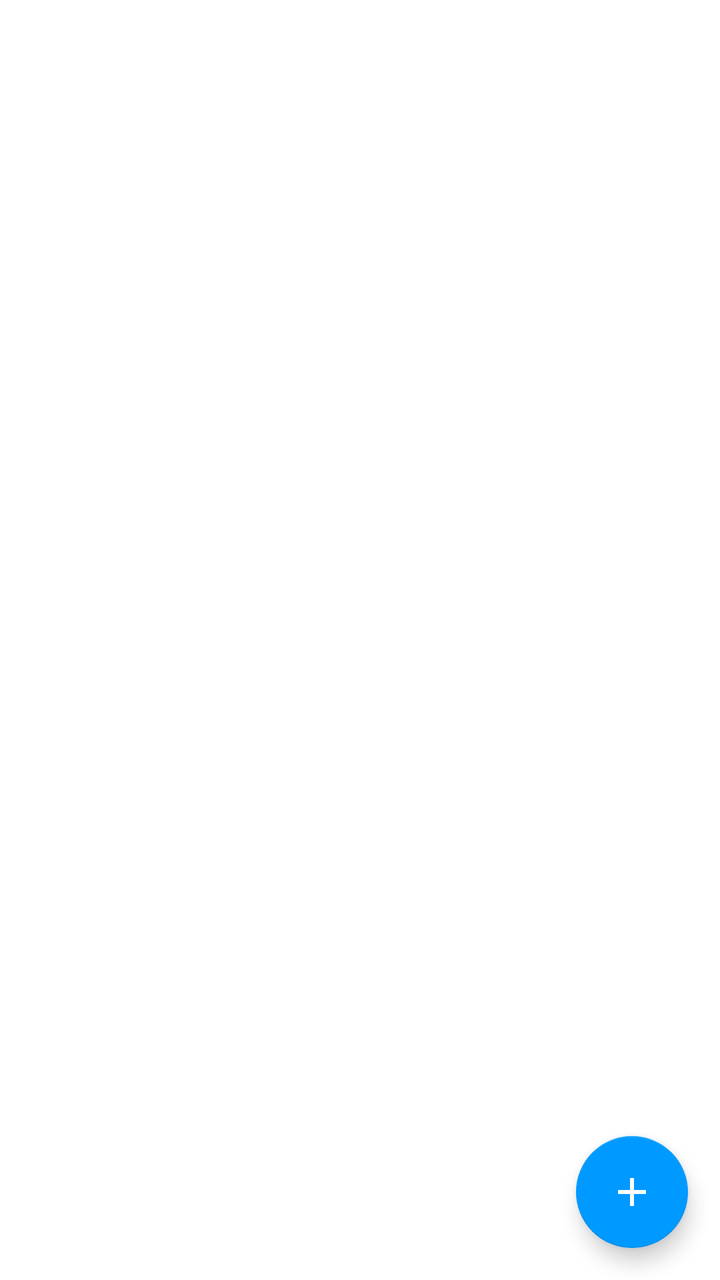
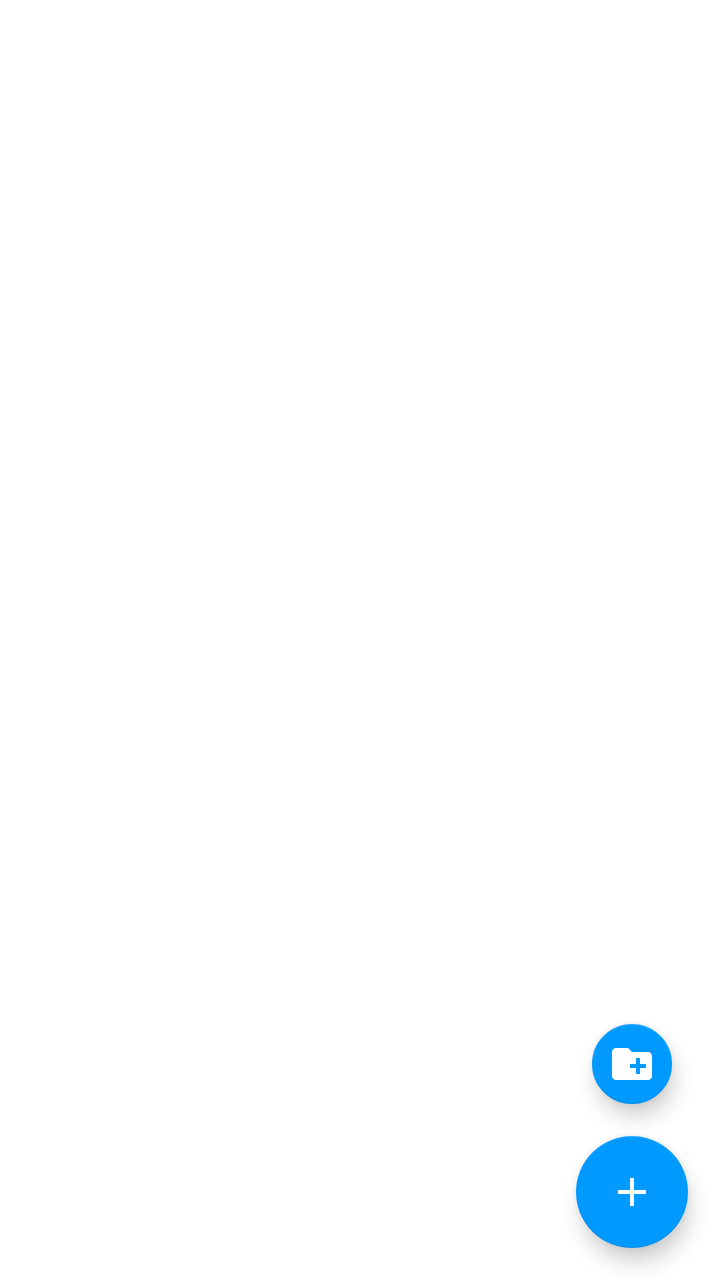

Two renders of the same Android screen: before a commit and after it. Below are the layout's source before the change and the commit's diff.
<!-- AndroidManifest.xml: application theme AppTheme -->
<!-- res/layout/fragment_apps_list.xml -->
<?xml version="1.0" encoding="utf-8"?>
<FrameLayout xmlns:android="http://schemas.android.com/apk/res/android"
    xmlns:app="http://schemas.android.com/apk/res-auto"
    android:layout_width="match_parent"
    android:layout_height="match_parent">

    <GridView
        android:id="@+id/list"
        android:layout_width="match_parent"
        android:layout_height="match_parent"
        android:clipToPadding="false"
        android:horizontalSpacing="4dp"
        android:numColumns="4"
        android:paddingStart="6dp"
        android:paddingTop="8dp"
        android:paddingEnd="6dp"
        android:paddingBottom="88dp"
        android:scrollbars="none"
        android:stretchMode="columnWidth"
        android:verticalSpacing="14dp" />

    <TextView
        android:id="@+id/empty"
        android:layout_width="wrap_content"
        android:layout_height="wrap_content"
        android:layout_gravity="center_horizontal"
        android:layout_marginTop="10dp"
        android:text="@string/no_data_for_display"
        android:textColor="@android:color/white"
        android:textSize="18sp" />

    <com.google.android.material.floatingactionbutton.FloatingActionButton
        android:id="@+id/floating_action_button"
        android:layout_width="wrap_content"
        android:layout_height="wrap_content"
        android:layout_gravity="end|bottom"
        android:layout_margin="16dp"
        app:srcCompat="@drawable/ic_add_white" />
</FrameLayout>
<!-- resources referenced by this layout -->
<resources>
  <!-- drawable ic_add_white (drawable) -->
  <vector xmlns:android="http://schemas.android.com/apk/res/android"
      xmlns:tools="http://schemas.android.com/tools"
      android:width="24dp"
      android:height="24dp"
      android:viewportWidth="24"
      android:viewportHeight="24">
      <path
          android:fillColor="#FFFFFFFF"
          tools:fillColor="#000"
          android:pathData="M19,13h-6v6h-2v-6H5v-2h6V5h2v6h6v2z" />
  </vector>
  <string name="no_data_for_display">No data</string>
  <color name="primary">#000000</color>
  <color name="primary_dark">#000000</color>
  <color name="accent">#0099ff</color>
  <color name="background">#000000</color>
  <style name="ButtonStyle" parent="Widget.AppCompat.Button.Colored">
          <item name="android:minHeight">38dp</item>
          <item name="android:textStyle">bold</item>
          <item name="android:paddingLeft">6dp</item>
          <item name="android:paddingRight">6dp</item>
          <item name="android:elevation" tools:targetApi="lollipop">1dp</item>
          <item name="android:background">@drawable/bg_button</item>
      </style>
  <style name="Widget.AppTheme.TextView" parent="Widget.AppCompat.TextView">
          <item name="android:textStyle">bold</item>
      </style>
  <!-- drawable apex_app_bg (drawable) -->
  <?xml version="1.0" encoding="utf-8"?>
  <drawable xmlns:android="http://schemas.android.com/apk/res/android"
      class="ru.playsoftware.j2meloader.theme.ApexAppBackground" />
  <style name="Apex.AlertDialogTheme" parent="Theme.AppCompat.Dialog.Alert">
          <item name="android:windowBackground">@drawable/apex_window_bg</item>
      </style>
  <style name="Apex.DialogTheme" parent="Theme.AppCompat.Dialog">
          <item name="android:windowBackground">@drawable/apex_window_bg</item>
      </style>
  <!-- drawable apex_pressed (drawable) -->
  <?xml version="1.0" encoding="utf-8"?>
  <drawable xmlns:android="http://schemas.android.com/apk/res/android"
      class="ru.playsoftware.j2meloader.theme.ApexPressedDrawable" />
  <style name="Widget.AppTheme.ActionBar" parent="Widget.AppCompat.ActionBar.Solid">
          <item name="background">@android:color/black</item>
          <item name="android:background">@android:color/black</item>
          <item name="elevation">0dp</item>
          <item name="android:elevation" tools:targetApi="lollipop">0dp</item>
      </style>
  <!-- drawable bg_config_card (drawable) -->
  <?xml version="1.0" encoding="utf-8"?>
  <shape xmlns:android="http://schemas.android.com/apk/res/android"
      android:shape="rectangle">
      <solid android:color="@color/config_card" />
      <corners android:radius="6dp" />
      <stroke android:width="1dp" android:color="@color/accent" />
  </shape>
  <color name="text_primary">#ffffff</color>
  <color name="text_secondary">#dedede</color>
  <!-- drawable apex_window_bg (drawable) -->
  <?xml version="1.0" encoding="utf-8"?>
  <drawable xmlns:android="http://schemas.android.com/apk/res/android"
      class="ru.playsoftware.j2meloader.theme.ApexWindowBackground" />
  <color name="config_card">#0d0d0d</color>
  <color name="btn_bg_pressed">#005D8C</color>
  <color name="btn_bg_normal">#0099ff</color>
  <!-- unchanged entries left out for length: 2 -->
</resources>

<!-- the commit's change to res/layout/fragment_apps_list.xml (unified diff, before → after) -->
@@ -30,6 +30,17 @@
         android:textSize="18sp" />
 
     <com.google.android.material.floatingactionbutton.FloatingActionButton
+        android:id="@+id/folder_action_button"
+        android:layout_width="wrap_content"
+        android:layout_height="wrap_content"
+        android:layout_gravity="end|bottom"
+        android:layout_marginEnd="24dp"
+        android:layout_marginBottom="88dp"
+        android:contentDescription="@string/apex_add_folder"
+        app:fabSize="mini"
+        app:srcCompat="@drawable/ic_add_folder" />
+
+    <com.google.android.material.floatingactionbutton.FloatingActionButton
         android:id="@+id/floating_action_button"
         android:layout_width="wrap_content"
         android:layout_height="wrap_content"
<!-- resource entries referenced after the edit -->
@@ -1,5 +1,15 @@
 <!-- resources referenced by this layout -->
 <resources>
+  <!-- drawable ic_add_folder (drawable) -->
+  <vector xmlns:android="http://schemas.android.com/apk/res/android"
+      android:width="24dp"
+      android:height="24dp"
+      android:viewportWidth="24.0"
+      android:viewportHeight="24.0">
+      <path
+          android:fillColor="#FFFFFFFF"
+          android:pathData="M20,6h-8l-2,-2H4c-1.11,0 -1.99,0.89 -1.99,2L2,18c0,1.11 0.89,2 2,2h16c1.11,0 2,-0.89 2,-2V8c0,-1.11 -0.89,-2 -2,-2zM19,14h-3v3h-2v-3h-3v-2h3V9h2v3h3v2z" />
+  </vector>
   <!-- drawable ic_add_white (drawable) -->
   <vector xmlns:android="http://schemas.android.com/apk/res/android"
       xmlns:tools="http://schemas.android.com/tools"
@@ -12,6 +22,7 @@
           tools:fillColor="#000"
           android:pathData="M19,13h-6v6h-2v-6H5v-2h6V5h2v6h6v2z" />
   </vector>
+  <string name="apex_add_folder" translatable="false">Adicionar pasta</string>
   <string name="no_data_for_display">No data</string>
   <color name="primary">#000000</color>
   <color name="primary_dark">#000000</color>
